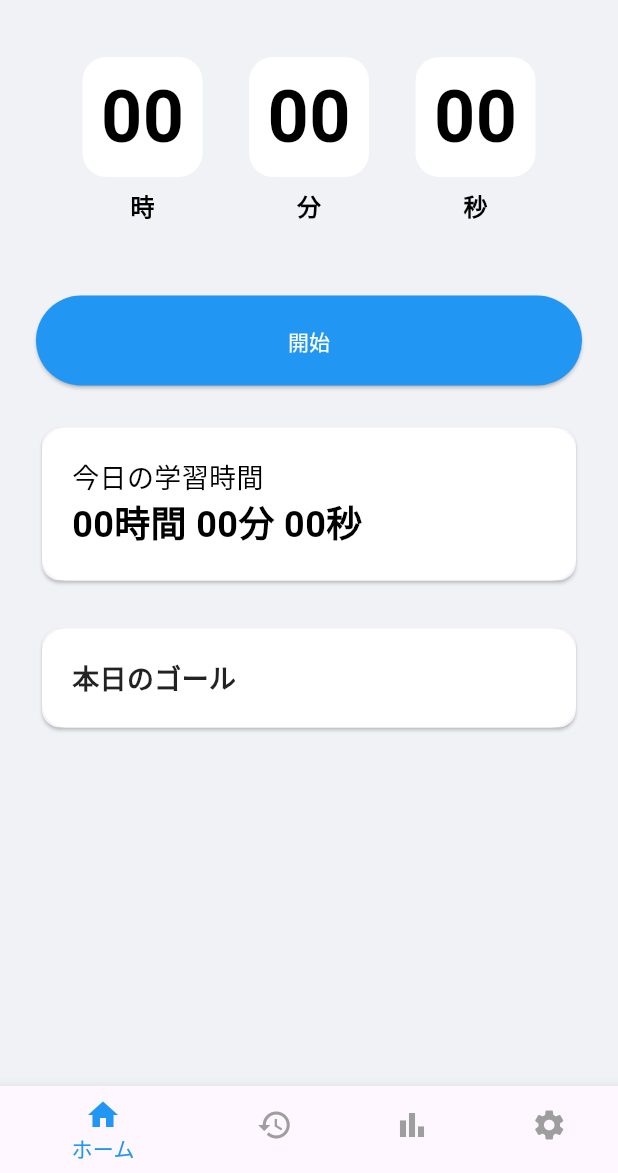
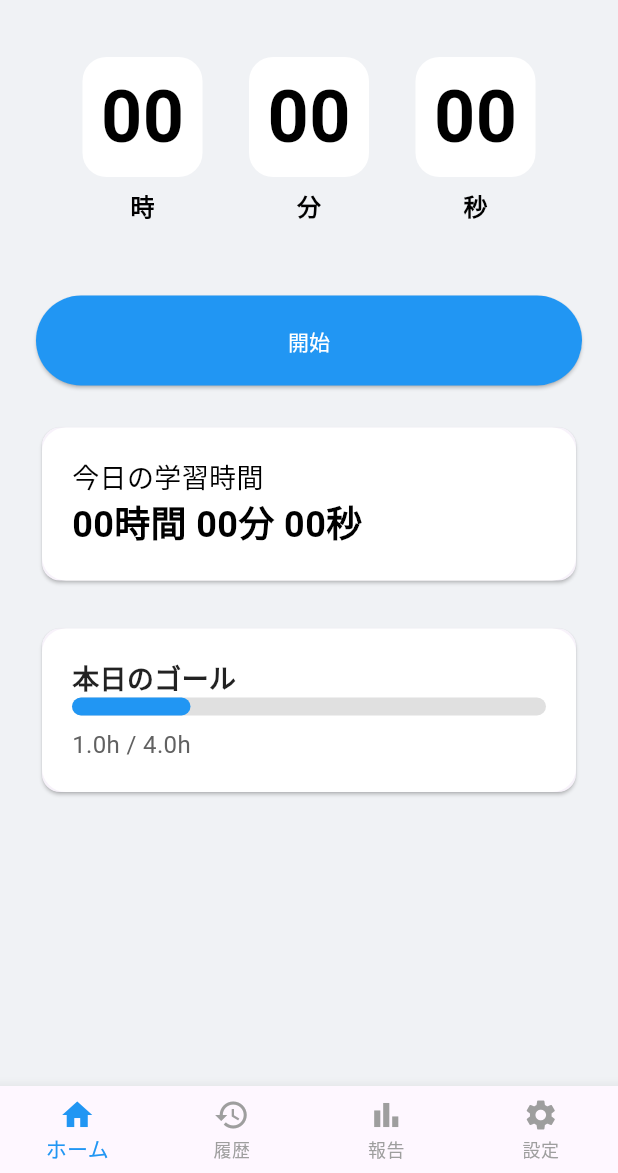
Before and after one commit to HIGHNOON2000/StudyLogApp, a Flutter app: the screen it shows after launch, on a phone screen of 412 x 824 dp, the part 63-1236 px from its top. Run offline on Flutter 3.47's test engine with Material 3 defaults, Android fonts, the light colour scheme and no system bars; our stand-ins replace flutter_riverpod.

Commit message:
riverpodの追加、画面遷移とBottomNavigationBarを別クラスに移動

```diff
--- a/study_log/lib/main.dart
+++ b/study_log/lib/main.dart
@@ -1,8 +1,9 @@
 import 'package:flutter/material.dart';
-import 'package:study_log/presentation/home_screen.dart';
+import 'package:study_log/presentation/shell_screen.dart';
+import 'package:flutter_riverpod/flutter_riverpod.dart';
 
 void main() {
-  runApp(const MyApp());
+  runApp(const ProviderScope(child: MyApp()));
 }
 
 class MyApp extends StatelessWidget {
@@ -25,8 +26,8 @@
           ),
         ),
       ),
-      // アプリの最初の画面を HomeScreen に設定
-      home: const HomeScreen(title: 'Study Log'),
+      // アプリの最初の画面を ShellScreen に設定
+      home: const ShellScreen(),
     );
   }
 }
--- a/study_log/lib/presentation/home_screen.dart
+++ b/study_log/lib/presentation/home_screen.dart
@@ -1,36 +1,16 @@
 import 'package:flutter/material.dart';
 
 class HomeScreen extends StatefulWidget {
-  const HomeScreen({super.key, required this.title});
-
-  final String title;
+  const HomeScreen({super.key});
 
   @override
   State<HomeScreen> createState() => _HomeScreenState();
 }
 
 class _HomeScreenState extends State<HomeScreen> {
-  int _counter = 0;
-
-  void _incrementCounter() {
-    setState(() {
-      _counter++;
-    });
-  }
-
   @override
   Widget build(BuildContext context) {
-    return Scaffold(
-      appBar: AppBar(
-        title: Text(widget.title),
-        actions: [
-          IconButton(
-            icon: Icon(Icons.settings, color: Colors.black),
-            onPressed: () {},
-          ),
-        ],
-      ),
-      body: SingleChildScrollView(
+    return SingleChildScrollView(
         child: Padding(
           padding: EdgeInsets.all(24.0),
           child: Column(
@@ -64,26 +44,11 @@ class _HomeScreenState extends State<HomeScreen> {
               _todayLearningTimeCard(),
               SizedBox(height: 24),
               // 目標までの時間
-              _targetLearningTimeCard(),
-              // 画面遷移用バー
+              _targetLearningTimeCard(1.0, 4.0),
             ],
           ),
         ),
-      ),
-      bottomNavigationBar: BottomNavigationBar(
-        items: [
-          BottomNavigationBarItem(icon: Icon(Icons.home), label: 'ホーム'),
-          BottomNavigationBarItem(icon: Icon(Icons.history), label: '履歴'),
-          BottomNavigationBarItem(icon: Icon(Icons.bar_chart), label: '報告'),
-          BottomNavigationBarItem(icon: Icon(Icons.settings), label: '設定'),
-        ],
-        currentIndex: 0,
-        selectedItemColor: Colors.blue,
-        unselectedItemColor: Colors.grey,
-        // NavigationBarタップ処理
-        onTap: (index) {},
-      ),
-    );
+      );
   }
 
   // 時間表示ウィジェット
@@ -156,7 +121,7 @@ class _HomeScreenState extends State<HomeScreen> {
   }
 
   // 目標までの時間ウィジェット
-  Widget _targetLearningTimeCard() {
+  Widget _targetLearningTimeCard(double achieved, double total) {
     return Card(
       child: Container(
         padding: const EdgeInsets.all(20.0),
@@ -175,6 +140,18 @@ class _HomeScreenState extends State<HomeScreen> {
                 color: Colors.black87,
               ),
             ),
+            LinearProgressIndicator(
+              value: achieved / total,
+              backgroundColor: Colors.grey[300],
+              valueColor: const AlwaysStoppedAnimation<Color>(Colors.blue),
+              minHeight: 12.0,
+              borderRadius: BorderRadius.circular(16.0),
+            ),
+            const SizedBox(height: 8.0),
+            Text(
+              '${achieved}h / ${total}h',
+              style: TextStyle(fontSize: 16, color: Colors.grey[700]),
+            ),
           ],
         ),
       ),
--- /dev/null
+++ b/study_log/lib/presentation/shell_screen.dart
@@ -0,0 +1,91 @@
+import 'package:flutter/material.dart';
+import 'package:flutter_riverpod/flutter_riverpod.dart';
+import 'package:flutter_riverpod/legacy.dart';
+import 'package:study_log/presentation/home_screen.dart';
+
+// 他の画面用のプレースホルダーウィジェット
+class HistoryScreen extends StatelessWidget {
+  const HistoryScreen({super.key});
+  @override
+  Widget build(BuildContext context) {
+    return const Center(child: Text('履歴画面'));
+  }
+}
+
+class ReportScreen extends StatelessWidget {
+  const ReportScreen({super.key});
+  @override
+  Widget build(BuildContext context) {
+    return const Center(child: Text('報告画面'));
+  }
+}
+
+class SettingsScreen extends StatelessWidget {
+  const SettingsScreen({super.key});
+  @override
+  Widget build(BuildContext context) {
+    return const Center(child: Text('設定画面'));
+  }
+}
+
+// どのタブが選択されているかを管理するProvider
+final selectedIndexProvider = StateProvider<int>((ref) {
+  return 0;
+});
+
+class ShellScreen extends ConsumerWidget {
+  const ShellScreen({super.key});
+
+  static const List<Widget> _widgetOptions = <Widget>[
+    HomeScreen(),
+    HistoryScreen(),
+    ReportScreen(),
+    SettingsScreen(),
+  ];
+
+  static const List<String> _appBarTitles = <String>[
+    'Study Log',
+    '履歴',
+    '報告',
+    '設定',
+  ];
+
+  @override
+  Widget build(BuildContext context, WidgetRef ref) {
+    // selectedIndexProviderを購読
+    final selectedIndex = ref.watch(selectedIndexProvider);
+
+    return Scaffold(
+      appBar: AppBar(
+        title: Text(_appBarTitles[selectedIndex]),
+        actions: selectedIndex == 0
+            ? [
+                IconButton(
+                  icon: const Icon(Icons.settings, color: Colors.black),
+                  // 設定ボタンクリックでタブを設定に切り替える
+                  onPressed: () {
+                    ref.read(selectedIndexProvider.notifier).state = 3;
+                  },
+                ),
+              ]
+            : null,
+      ),
+      body: _widgetOptions.elementAt(selectedIndex),
+      bottomNavigationBar: BottomNavigationBar(
+        items: const <BottomNavigationBarItem>[
+          BottomNavigationBarItem(icon: Icon(Icons.home), label: 'ホーム'),
+          BottomNavigationBarItem(icon: Icon(Icons.history), label: '履歴'),
+          BottomNavigationBarItem(icon: Icon(Icons.bar_chart), label: '報告'),
+          BottomNavigationBarItem(icon: Icon(Icons.settings), label: '設定'),
+        ],
+        currentIndex: selectedIndex,
+        selectedItemColor: Colors.blue,
+        unselectedItemColor: Colors.grey,
+        onTap: (index) {
+          ref.read(selectedIndexProvider.notifier).state = index;
+        },
+        type: BottomNavigationBarType.fixed,
+      ),
+    );
+  }
+}
--- a/study_log/pubspec.yaml
+++ b/study_log/pubspec.yaml
@@ -30,6 +30,7 @@ environment:
 dependencies:
   flutter:
     sdk: flutter
+  flutter_riverpod: ^3.0.0
 
   # The following adds the Cupertino Icons font to your application.
   # Use with the CupertinoIcons class for iOS style icons.
```
